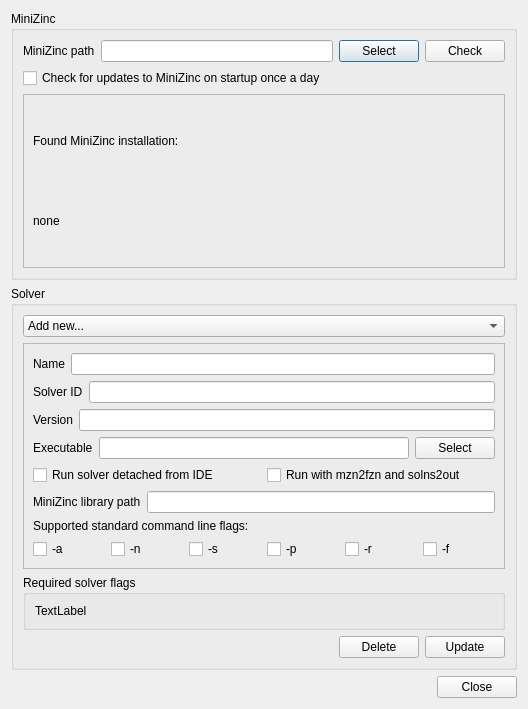
Above: MiniZincIDE/solverdialog.ui from MiniZinc/MiniZincIDE before the change. Below: the same form after it.
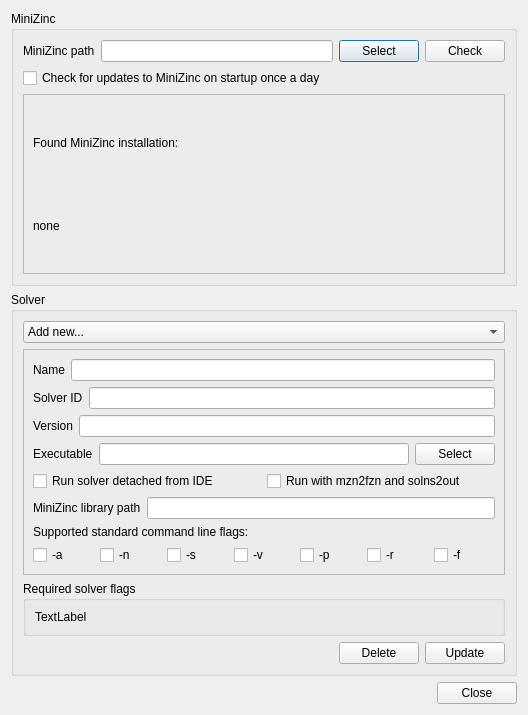
That is the form after the change.

Commit message: Split up verbose option into solver and compiler

Diff of the .ui file:
```diff
--- a/MiniZincIDE/solverdialog.ui
+++ b/MiniZincIDE/solverdialog.ui
@@ -7,7 +7,7 @@
     <x>0</x>
     <y>0</y>
     <width>528</width>
-    <height>709</height>
+    <height>715</height>
    </rect>
   </property>
   <property name="sizePolicy">
@@ -275,6 +275,13 @@
              </property>
             </widget>
            </item>
+           <item>
+            <widget class="QCheckBox" name="has_stdflag_v">
+             <property name="text">
+              <string>-v</string>
+             </property>
+            </widget>
+           </item>
            <item>
             <widget class="QCheckBox" name="has_stdflag_p">
              <property name="text">
```
The commit also changes 2 other files.
